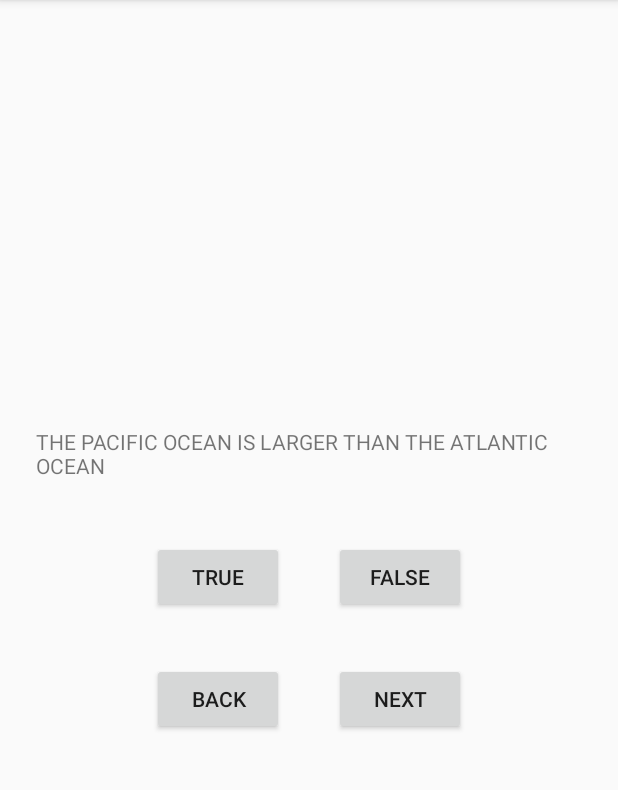
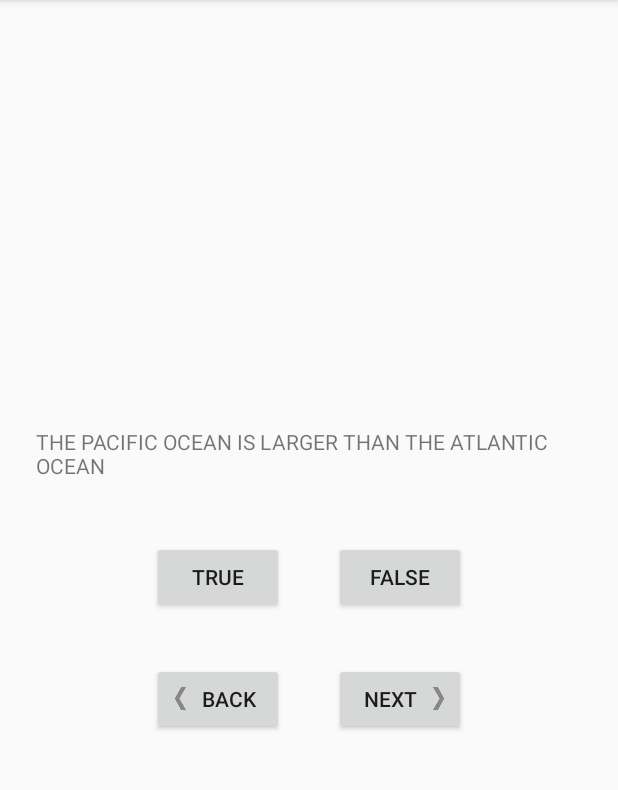
Before and after one commit to shinabarger/Geography-Quiz-App, an Android app: the screen it shows after launch (QuizActivity), on a phone screen of 412 x 824 dp, the part 84-874 px from its top. Run offline under Robolectric (Android 15) with nearby library versions, the phone set to English and light mode, and no system bars.

Commit message:
add arrows to the xml file so they show up to the front end.

```diff
--- a/app/src/main/res/layout/activity_quiz.xml
+++ b/app/src/main/res/layout/activity_quiz.xml
@@ -4,14 +4,15 @@
     android:layout_width="match_parent"
     android:layout_height="match_parent"
     android:gravity="center"
-    android:orientation="vertical" >
+    android:orientation="vertical">
 
     <TextView
+        android:id="@+id/question_text_view"
         android:layout_width="wrap_content"
         android:layout_height="wrap_content"
         android:padding="24dp"
-        android:id="@+id/question_text_view"
         />
+
     <LinearLayout
         android:layout_width="wrap_content"
         android:layout_height="wrap_content"
@@ -20,8 +21,8 @@
         <Button
             android:id="@+id/true_button"
             android:layout_width="wrap_content"
+            android:layout_height="wrap_content"
             android:layout_margin="25px"
-            android:layout_height="wrap_content"
             android:text="@string/true_button"/>
 
         <Button
@@ -32,6 +33,7 @@
             android:text="@string/false_button"/>
 
     </LinearLayout>
+
     <LinearLayout
         android:layout_width="wrap_content"
         android:layout_height="wrap_content">
@@ -39,20 +41,23 @@
 
         <Button
             android:id="@+id/previous_button"
+            android:layout_width="wrap_content"
+            android:layout_height="wrap_content"
+            android:layout_margin="25px"
+            android:drawableLeft="@mipmap/arrow_left"
             android:text="@string/back_button"
-            android:layout_margin="25px"
-            android:layout_width="wrap_content"
-            android:layout_height="wrap_content" />
+            />
+
 
         <Button
             android:id="@+id/next_button"
-            android:text="@string/next_button"
+            android:layout_width="wrap_content"
+            android:layout_height="wrap_content"
             android:layout_margin="25px"
-            android:layout_width="wrap_content"
-            android:layout_height="wrap_content" />
+            android:drawableRight="@mipmap/arrow_right"
+            android:text="@string/next_button"/>
 
     </LinearLayout>
 
 
-
-    </LinearLayout>
+</LinearLayout>
```
